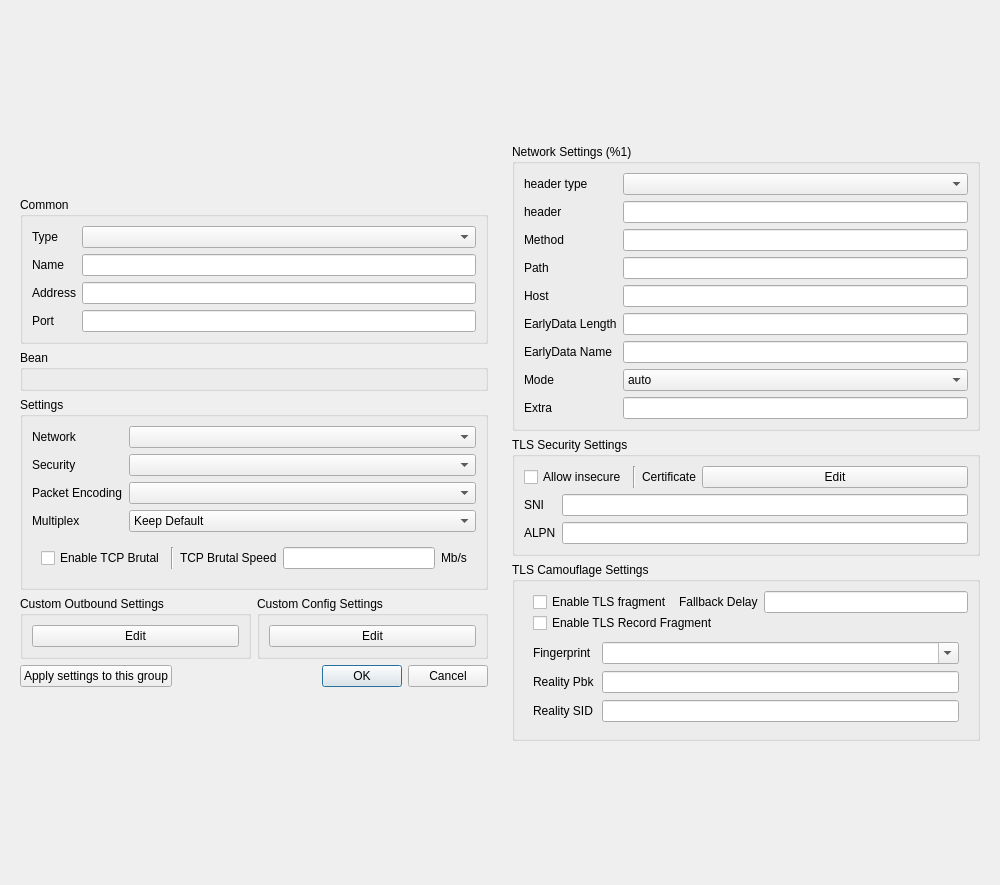
Before: the Qt Designer form src/nekobox/ui/profile/dialog_edit_profile.ui in qr243vbi/nekobox, drawn with Qt 5.
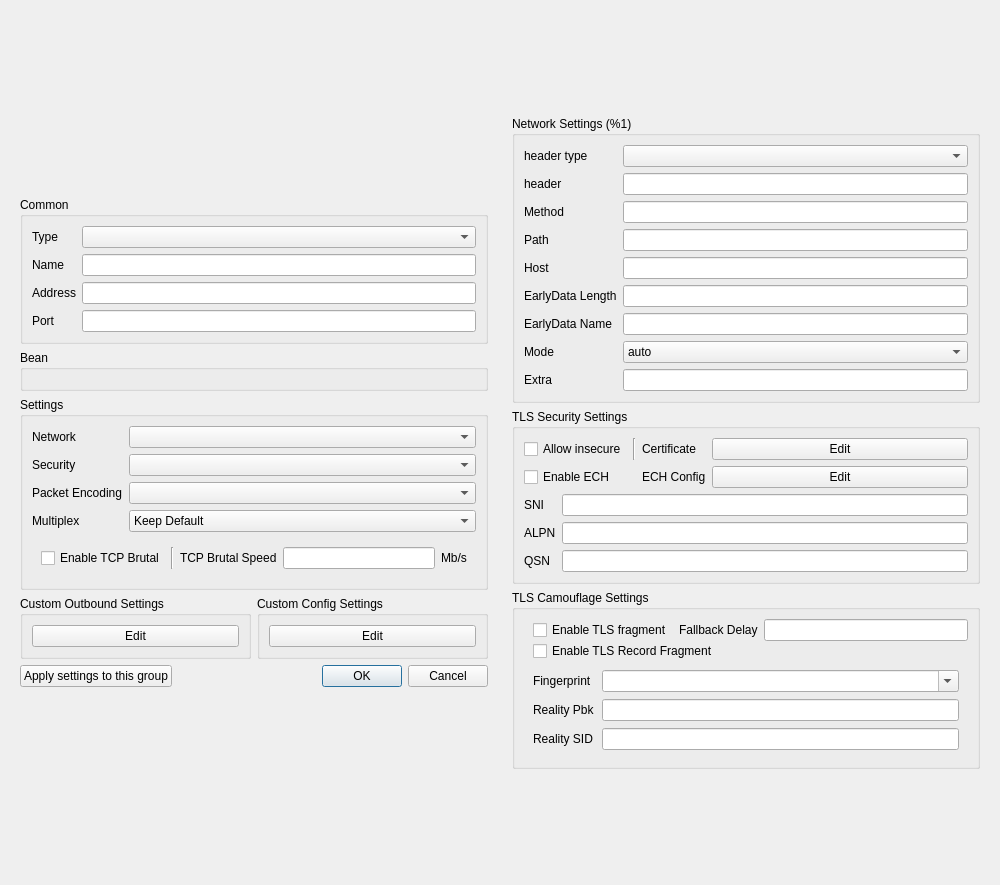
After: the same form once the commit is applied. Custom widgets are drawn as their Qt base class.

Diff of the .ui file:
```diff
--- a/src/nekobox/ui/profile/dialog_edit_profile.ui
+++ b/src/nekobox/ui/profile/dialog_edit_profile.ui
@@ -595,31 +595,8 @@
         </property>
         <layout class="QVBoxLayout" name="verticalLayout_2">
          <item>
-          <layout class="QHBoxLayout" name="horizontalLayout">
-           <item>
-            <widget class="QCheckBox" name="insecure">
-             <property name="sizePolicy">
-              <sizepolicy hsizetype="Maximum" vsizetype="Fixed">
-               <horstretch>0</horstretch>
-               <verstretch>0</verstretch>
-              </sizepolicy>
-             </property>
-             <property name="toolTip">
-              <string>When enabled, V2Ray will not check the validity of the TLS certificate provided by the remote host (the security is equivalent to plaintext)</string>
-             </property>
-             <property name="text">
-              <string>Allow insecure</string>
-             </property>
-            </widget>
-           </item>
-           <item>
-            <widget class="Line" name="line">
-             <property name="orientation">
-              <enum>Qt::Orientation::Vertical</enum>
-             </property>
-            </widget>
-           </item>
-           <item>
+          <layout class="QGridLayout" name="gridLayout_3">
+           <item row="0" column="2">
             <widget class="QLabel" name="label_6">
              <property name="sizePolicy">
               <sizepolicy hsizetype="Maximum" vsizetype="Preferred">
@@ -635,19 +612,67 @@
              </property>
             </widget>
            </item>
-           <item>
+           <item row="0" column="3">
             <widget class="QPushButton" name="certificate_edit">
              <property name="text">
               <string notr="true">Edit</string>
              </property>
             </widget>
            </item>
+           <item row="0" column="1">
+            <widget class="Line" name="line">
+             <property name="orientation">
+              <enum>Qt::Orientation::Vertical</enum>
+             </property>
+            </widget>
+           </item>
+           <item row="0" column="0">
+            <widget class="QCheckBox" name="insecure">
+             <property name="sizePolicy">
+              <sizepolicy hsizetype="Maximum" vsizetype="Fixed">
+               <horstretch>0</horstretch>
+               <verstretch>0</verstretch>
+              </sizepolicy>
+             </property>
+             <property name="toolTip">
+              <string>When enabled, V2Ray will not check the validity of the TLS certificate provided by the remote host (the security is equivalent to plaintext)</string>
+             </property>
+             <property name="text">
+              <string>Allow insecure</string>
+             </property>
+            </widget>
+           </item>
+           <item row="1" column="0">
+            <widget class="QCheckBox" name="enable_ech">
+             <property name="text">
+              <string>Enable ECH</string>
+             </property>
+            </widget>
+           </item>
+           <item row="1" column="2">
+            <widget class="QLabel" name="label_4">
+             <property name="text">
+              <string>ECH Config</string>
+             </property>
+            </widget>
+           </item>
+           <item row="1" column="3">
+            <widget class="QPushButton" name="ech_config_edit">
+             <property name="text">
+              <string>Edit</string>
+             </property>
+            </widget>
+           </item>
           </layout>
          </item>
          <item>
           <layout class="QGridLayout" name="_3">
-           <item row="0" column="1">
-            <widget class="MyLineEdit" name="sni"/>
+           <item row="2" column="0">
+            <widget class="QLabel" name="label_7">
+             <property name="text">
+              <string>QSN</string>
+             </property>
+            </widget>
            </item>
            <item row="0" column="0">
             <widget class="QLabel" name="label_5">
@@ -659,6 +684,9 @@
              </property>
             </widget>
            </item>
+           <item row="0" column="1">
+            <widget class="MyLineEdit" name="sni"/>
+           </item>
            <item row="1" column="0">
             <widget class="QLabel" name="label_8">
              <property name="toolTip">
@@ -672,6 +700,9 @@
            <item row="1" column="1">
             <widget class="MyLineEdit" name="alpn"/>
            </item>
+           <item row="2" column="1">
+            <widget class="QLineEdit" name="query_server_name"/>
+           </item>
           </layout>
          </item>
         </layout>
```
